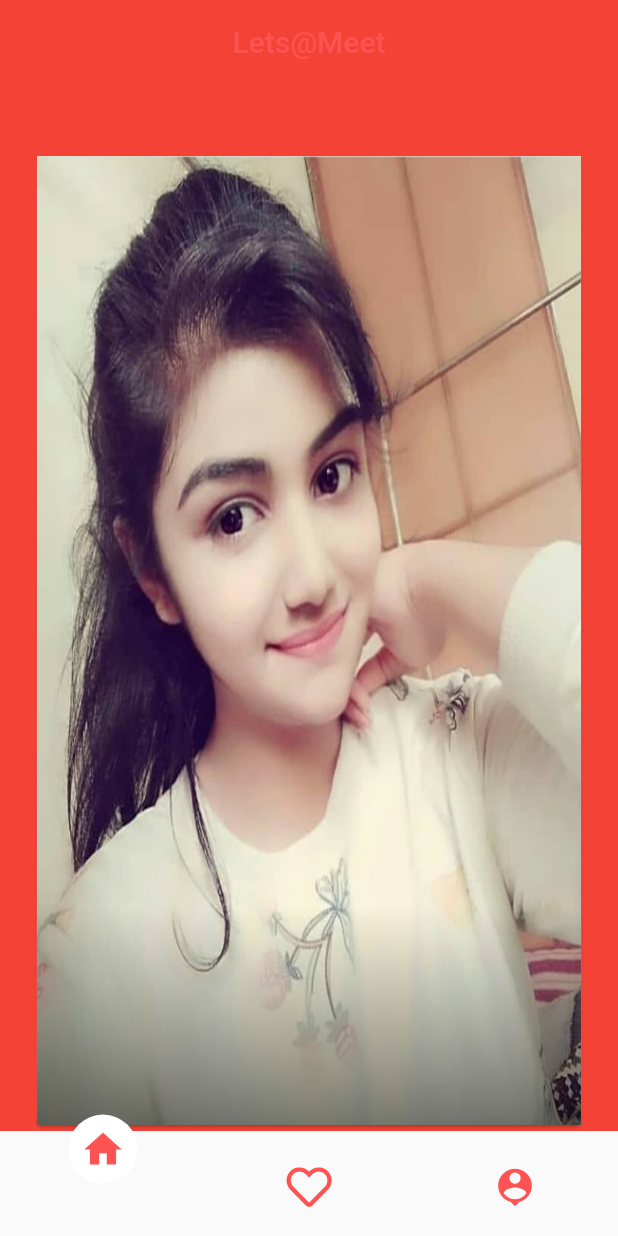
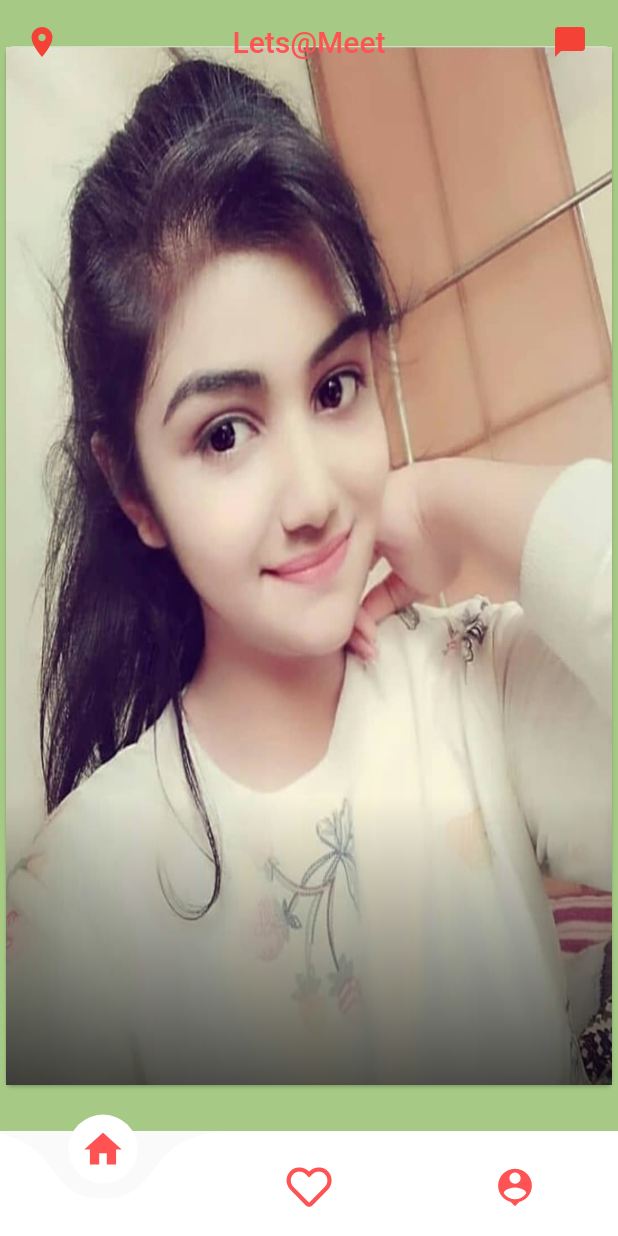
Before and after one commit to Yogesh-droid/lets-meet, a Flutter app: the screen it shows after launch, on a phone screen of 412 x 824 dp. Run offline on Flutter 3.47's test engine with Material 2 defaults, Android fonts, the phone set to English and light mode, and no system bars; drawn by our look-alikes of curved_navigation_bar, flutter_tindercard; our stand-ins replace camera, cloud_firestore, firebase_auth, firebase_core, firebase_database, firebase_storage and 2 more; missing offline and left inert: firebase_auth_ui; accounts and stored records are empty.

Commit message:
first commit

```diff
--- a/lib/CameraPage.dart
+++ b/lib/CameraPage.dart
@@ -1,7 +1,9 @@
 import 'dart:io';
 import 'package:camera/camera.dart';
+import 'package:firebase_database/firebase_database.dart';
 import 'package:firebase_storage/firebase_storage.dart';
 import 'package:flutter/material.dart';
+import 'package:lets_meet_demo1/profile.dart';
 import 'package:path/path.dart';
 import 'package:path_provider/path_provider.dart';
 
@@ -105,7 +107,7 @@ class DisplayPictureScreen extends StatelessWidget {
     StorageUploadTask uploadTask = firebaseStorageRef.putFile(File(imagePath));
     StorageTaskSnapshot taskSnapshot = await uploadTask.onComplete;
     taskSnapshot.ref.getDownloadURL().then(
-          (value) => print("Done: $value"),
+          (value) =>FirebaseDatabase.instance.reference().child('imgURL').push().set(value)
     );
   }
   }
--- a/lib/customBottom.dart
+++ b/lib/customBottom.dart
@@ -1,23 +1,20 @@
 import 'dart:io';
 
 import 'package:curved_navigation_bar/curved_navigation_bar.dart';
+import 'package:firebase_core/firebase_core.dart';
 import 'package:flutter/material.dart';
 import 'package:flutter_tindercard/flutter_tindercard.dart';
 import 'package:font_awesome_flutter/font_awesome_flutter.dart';
 import 'package:lets_meet_demo1/profile.dart';
 import 'package:lets_meet_demo1/profile_details.dart';
-import 'package:firebase_core/firebase_core.dart';
 
-import 'Data.dart';
-
-Future<void> main() async {
+Future<void> main()async{
   WidgetsFlutterBinding.ensureInitialized();
   await Firebase.initializeApp();
   runApp(MaterialApp(
-    home: MyApp(),
+      home: MyApp()
   ));
 }
-
 class MyApp extends StatelessWidget {
   // This widget is the root of your application.
   @override
@@ -48,7 +45,7 @@ class MyApp extends StatelessWidget {
       ),
       body: ExampleHomePage(),
       bottomNavigationBar: CurvedNavigationBar(
-        color: Colors.transparent,
+        //color: ,
         backgroundColor: Colors.transparent,
         buttonBackgroundColor: Colors.white,
         height: 70.0,
@@ -97,7 +94,24 @@ class ExampleHomePage extends StatefulWidget {
 
 class _ExampleHomePageState extends State<ExampleHomePage>
     with TickerProviderStateMixin {
-  AnimationController _controller;
+  AnimationController controller;
+  Animation colorAnimation;
+
+  @override
+  void initState() {
+    super.initState();
+    controller =
+        AnimationController(vsync: this, duration: Duration(seconds: 3));
+    colorAnimation =
+        ColorTween(begin: Colors.blue, end: Colors.yellow).animate(controller);
+    controller.addListener(() {
+      setState(() {});
+    });
+    controller.repeat();
+    controller.repeat(reverse: true);
+  }
+
+
   final Color color1 = Color(0xffFC5CF0);
   final Color color2 = Color(0xffFE8852);
   List<String> welcomeImages = [
@@ -129,45 +143,11 @@ class _ExampleHomePageState extends State<ExampleHomePage>
   ];
 
   @override
-  void initState() {
-    super.initState();
-    _controller = AnimationController(
-      duration: const Duration(seconds: 10),
-      vsync: this,
-    )..repeat();
-  }
-
-  Animatable<Color> background = TweenSequence<Color>([
-    TweenSequenceItem(
-      weight: 1.0,
-      tween: ColorTween(
-        begin: Colors.red,
-        end: Colors.green,
-      ),
-    ),
-    TweenSequenceItem(
-      weight: 1.0,
-      tween: ColorTween(
-        begin: Colors.green,
-        end: Colors.blue,
-      ),
-    ),
-    TweenSequenceItem(
-      weight: 1.0,
-      tween: ColorTween(
-        begin: Colors.blue,
-        end: Colors.pink,
-      ),
-    ),
-  ]);
-
-  @override
   Widget build(BuildContext context) {
     CardController controller; //Use this to trigger swap.
     return Container(
-      color:background
-          .evaluate(AlwaysStoppedAnimation(_controller.value)) ,
-        /*decoration: BoxDecoration(
+        color: colorAnimation.value,
+       /* decoration: BoxDecoration(
             //borderRadius: BorderRadius.only(bottomLeft: Radius.circular(20.0), bottomRight: Radius.circular(20.0)),
             gradient: LinearGradient(
                 colors: [color1, color2],
@@ -175,15 +155,15 @@ class _ExampleHomePageState extends State<ExampleHomePage>
                 end: Alignment.bottomRight)),*/
         child: Container(
             // height: MediaQuery.of(context).size.height * .8,
-            height: MediaQuery.of(context).size.height * .8,
-            margin: const EdgeInsets.only(left: 20.0, right: 20.0, top: 100.0),
+            //height: MediaQuery.of(context).size.height ,
+            //margin: const EdgeInsets.only(left: 20.0, right: 20.0, top: 100.0),
             child: TinderSwapCard(
-              orientation: AmassOrientation.BOTTOM,
+              orientation: AmassOrientation.LEFT,
               totalNum: 8,
               //stackNum: 6,
               //swipeEdge: 10.0,
-              maxWidth: MediaQuery.of(context).size.width * 0.9,
-              //maxHeight: MediaQuery.of(context).size.width * 0.9,
+              maxWidth: MediaQuery.of(context).size.width * 1.07,
+              //maxHeight: MediaQuery.of(context).size.width* 0.9,
               maxHeight: 700,
               minWidth: MediaQuery.of(context).size.width * 0.8,
               minHeight: MediaQuery.of(context).size.width * 0.8,
@@ -195,7 +175,9 @@ class _ExampleHomePageState extends State<ExampleHomePage>
                       child: Image.asset(
                         '${welcomeImages[index]}',
                         fit: BoxFit.fill,
-                        height: 700,
+                        //height: 700,
+                        height: MediaQuery.of(context).size.height,
+                        width: MediaQuery.of(context).size.width,
                       ),
                       onTap: () {
                         Navigator.push(
--- a/pubspec.yaml
+++ b/pubspec.yaml
@@ -32,7 +32,10 @@ dependencies:
   path:
   firebase_storage: ^4.0.1
   firebase_core: ^0.5.0
-
+  firebase_auth: ^0.18.1+2
+  firebase_auth_ui: ^1.0.1
+  cloud_firestore: ^0.14.1+3
+  firebase_database: "^4.1.1"
 
 
 
```
Also changed, not shown: lib/Auth_Screen.dart (added, +185 -0 lines), lib/profile.dart (+29 -7 lines), pubspec.lock.
